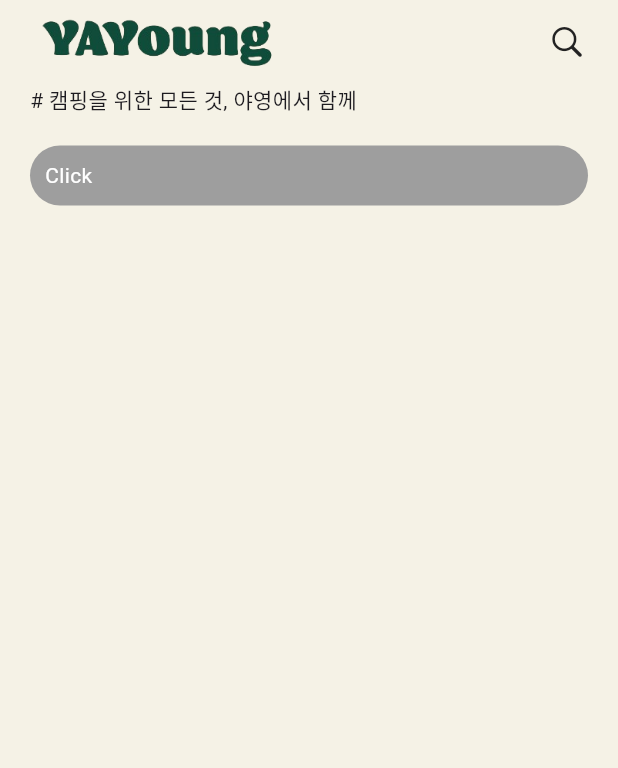
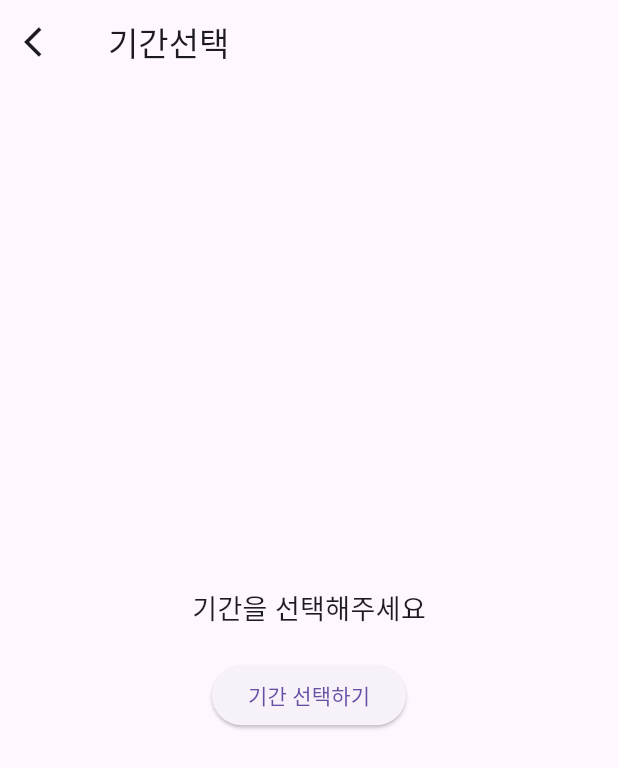
Before and after one commit to saki8661/flutter_yay, a Flutter app: the screen it shows after launch, on a phone screen of 412 x 824 dp. Shown: the top 768 px of the screen. Run offline on Flutter 3.47's test engine with Material 3 defaults, Android fonts, the phone set to English and light mode, and no system bars; our stand-ins replace flutter_riverpod, table_calendar, validators.

Commit message:
기간선택 추가

```diff
--- a/lib/main.dart
+++ b/lib/main.dart
@@ -1,4 +1,5 @@
 import 'package:flutter/material.dart';
+import 'package:flutter_blog/ui/pages/date/date_range_picker.dart';
 import 'package:flutter_blog/ui/pages/home/home_main.dart';
 import 'package:flutter_riverpod/flutter_riverpod.dart';
 
@@ -15,7 +16,7 @@ class MyApp extends StatelessWidget {
   Widget build(BuildContext context) {
     return MaterialApp(
       debugShowCheckedModeBanner: false,
-      home: HomeMain(),
+      home: DateRangePicker(),
     );
   }
 }
--- /dev/null
+++ b/lib/ui/pages/date/date_range_picker.dart
@@ -0,0 +1,61 @@
+import 'package:flutter/material.dart';
+import 'package:intl/intl.dart';
+
+class DateRangePicker extends StatefulWidget {
+  @override
+  _DateRangePickerState createState() => _DateRangePickerState();
+}
+
+class _DateRangePickerState extends State<DateRangePicker> {
+  DateTime? _startDate;
+  DateTime? _endDate;
+
+  Future<void> _selectDateRange(BuildContext context) async {
+    DateTimeRange? picked = await showDateRangePicker(
+      context: context,
+      firstDate: DateTime(2024, 1, 1),
+      lastDate: DateTime(2030, 12, 31),
+    );
+
+    if (picked != null && picked.start != null && picked.end != null) {
+      setState(() {
+        _startDate = picked.start;
+        _endDate = picked.end;
+      });
+    }
+  }
+
+  String _formatDate(DateTime date) {
+    return DateFormat('yyyy-MM-dd').format(date);
+  }
+
+  @override
+  Widget build(BuildContext context) {
+    return Scaffold(
+      appBar: AppBar(
+        leading: IconButton(onPressed: () {
+
+        }, icon: Icon(Icons.arrow_back_ios)),
+        title: Text('기간선택'),
+      ),
+      body: Center(
+        child: Column(
+          mainAxisAlignment: MainAxisAlignment.center,
+          children: [
+            Text(
+              _startDate != null && _endDate != null
+                  ? '선택한 기간: ${_formatDate(_startDate!)} - ${_formatDate(_endDate!)}'
+                  : '기간을 선택해주세요',
+              style: TextStyle(fontSize: 18),
+            ),
+            SizedBox(height: 20),
+            ElevatedButton(
+              onPressed: () => _selectDateRange(context),
+              child: Text('기간 선택하기'),
+            ),
+          ],
+        ),
+      ),
+    );
+  }
+}
--- a/lib/ui/pages/home/home_main.dart
+++ b/lib/ui/pages/home/home_main.dart
@@ -24,7 +24,7 @@ class HomeMain extends StatelessWidget {
       body: Container(
         color: kBackgroundColor,
         child: Padding(
-          padding: const EdgeInsets.symmetric(horizontal: gapLarge),
+          padding: const EdgeInsets.symmetric(horizontal: 16.0),
           child: ListView(
             children: [
               Container(
--- a/pubspec.yaml
+++ b/pubspec.yaml
@@ -40,6 +40,7 @@ dependencies:
   flutter_riverpod: ^2.3.6 # 상태관리 Riverpod 라이브러리 입니다.
   logger: ^1.3.0 # 콘솔창에서 결과물을 쉽게 확인할 수 있도록 하는 Log 라이브러리입니다.
   flutter_secure_storage: ^8.0.0 # 어플리케이션 Secure Storage를 쉽게 사용할 수 있도록 도와주는 라이브러리입니다.
+  table_calendar: ^3.0.9 # 캘린더
 dev_dependencies:
   flutter_test:
     sdk: flutter
```
Also changed, not shown: lib/ui/pages/date/date_page.dart (added, +39 -0 lines), lib/ui/pages/date/widget/main_calendar.dart (added, +31 -0 lines), pubspec.lock, 1 other file.
